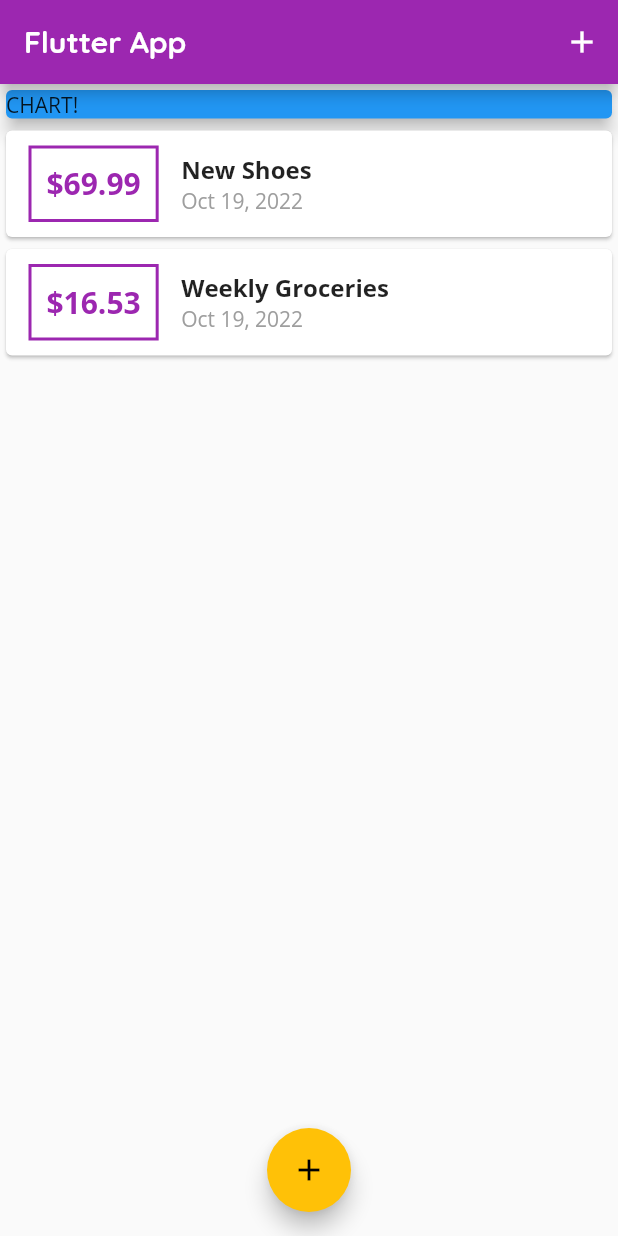
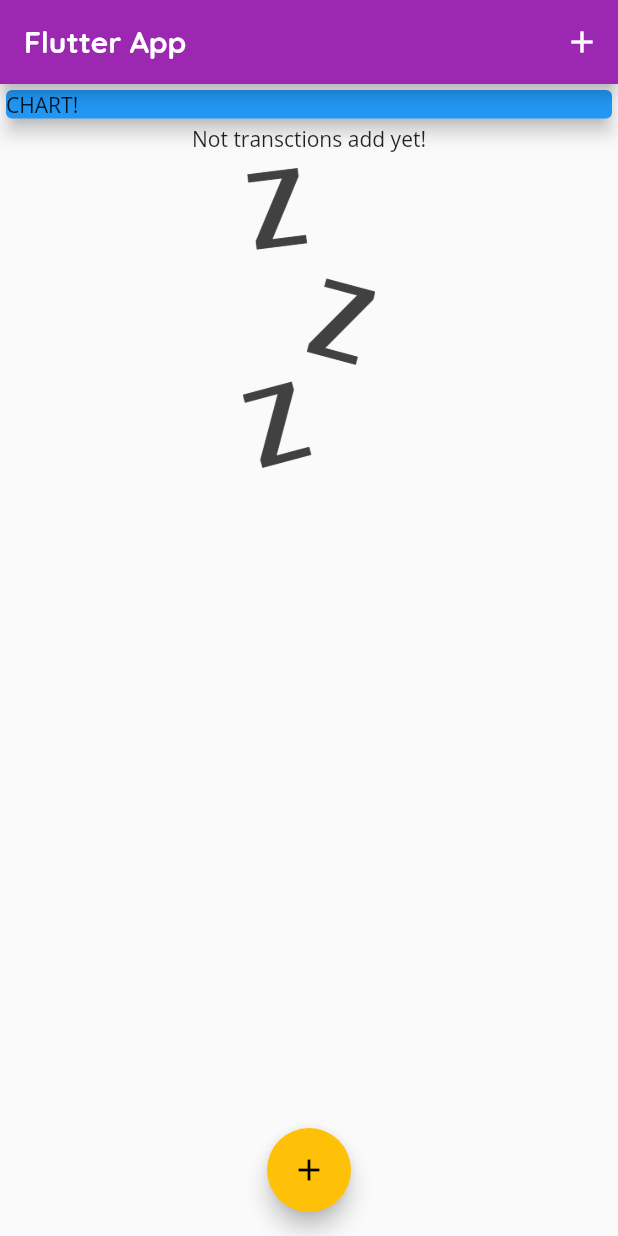
Before and after one commit to OsamaAlmamri/personal_expenses_app, a Flutter app: the screen it shows after launch, on a phone screen of 412 x 824 dp. Run offline on Flutter 3.47's test engine with Material 2 defaults, Android fonts, the phone set to English and light mode, and no system bars.

Commit message:
add image assest and manage space

```diff
--- a/lib/main.dart
+++ b/lib/main.dart
@@ -35,20 +35,7 @@ class MyHomePage extends StatefulWidget {
 }
 
 class _MyHomePageState extends State<MyHomePage> {
-  final List<Transaction> _userTransactions = [
-    Transaction(
-      id: 't1',
-      title: 'New Shoes',
-      amount: 69.99,
-      date: DateTime.now(),
-    ),
-    Transaction(
-      id: 't2',
-      title: 'Weekly Groceries',
-      amount: 16.53,
-      date: DateTime.now(),
-    ),
-  ];
+  final List<Transaction> _userTransactions = [];
 
   void _addNewTransaction(String txTitle, double txAmount) {
     final newTx = Transaction(
@@ -63,30 +50,19 @@ class _MyHomePageState extends State<MyHomePage> {
     });
   }
 
-  // void _startAddNewTransaction(BuildContext ctx) {
-  //   showModalBottomSheet(
-  //     context: ctx,
-  //     builder: (_) {
-  //       return GestureDetector(
-  //         onTap: () {},
-  //         child: NewTransaction(_addNewTransaction),
-  //         behavior: HitTestBehavior.opaque,
-  //       );
-  //     },
-  //   );
-  // }
-
   void _startAddNewTransaction(BuildContext ctx) {
     showModalBottomSheet(
       context: ctx,
       builder: (_) {
         return GestureDetector(
-              onTap: (){},
+          onTap: () {},
           child: NewTransaction(_addNewTransaction),
           behavior: HitTestBehavior.opaque,
         );
-        });
+      },
+    );
   }
+
 
   @override
   Widget build(BuildContext context) {
@@ -113,7 +89,13 @@ class _MyHomePageState extends State<MyHomePage> {
                 elevation: 5,
               ),
             ),
-            TransactionList(_userTransactions),
+            _userTransactions.isEmpty? Column(children: [
+              Text('Not transctions add yet!'),
+              SizedBox(height: 10,),
+              Container(
+                  height: 200,
+                  child: Image.asset('assets/images/waiting.png',fit: BoxFit.cover,))
+            ],):  TransactionList(_userTransactions),
           ],
         ),
       ),
--- a/pubspec.yaml
+++ b/pubspec.yaml
@@ -61,8 +61,8 @@ flutter:
   uses-material-design: true
 
   # To add assets to your application, add an assets section, like this:
-#  assets:
-
+  assets:
+    - assets/images/waiting.png
   #   - images/a_dot_ham.jpeg
 
   # An image asset can refer to one or more resolution-specific "variants", see
```
Also changed, not shown: assets/images/waiting.png (added). Lines whose indentation alone changed are shown as unchanged.
